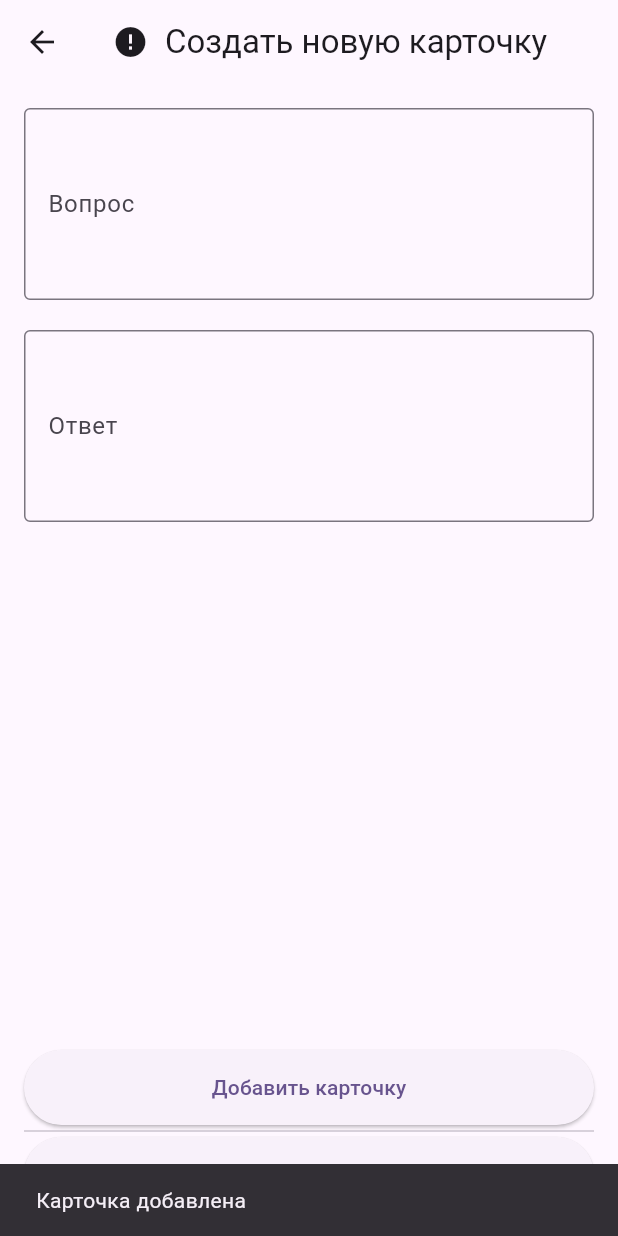
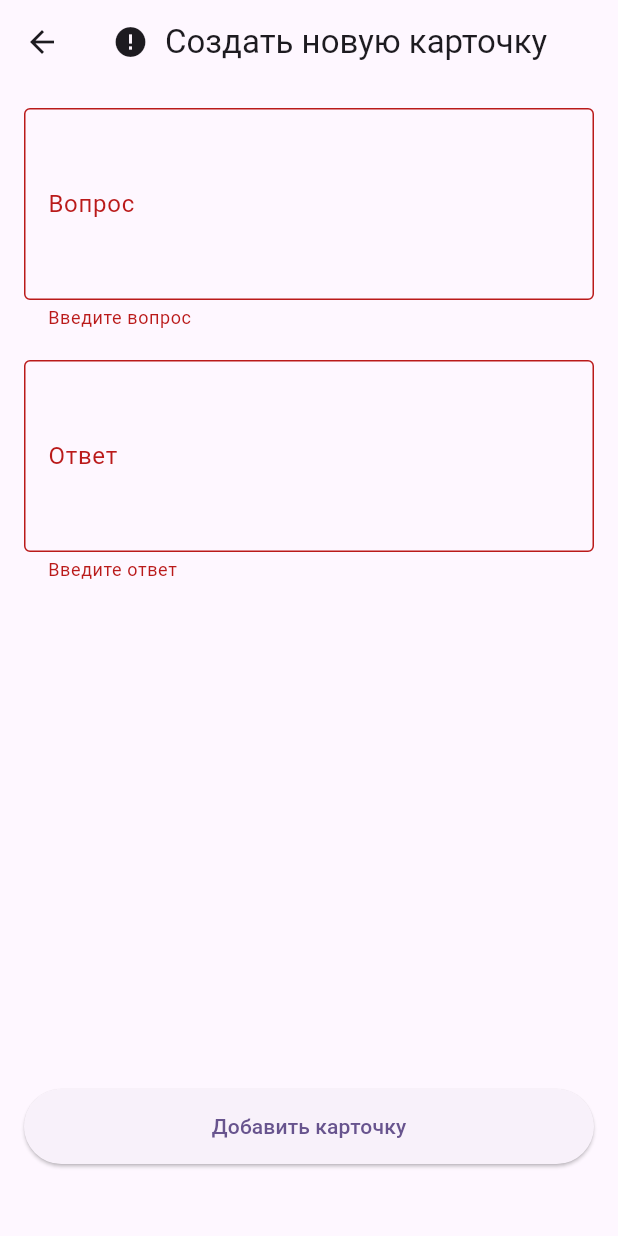
Before and after one commit to DocZier/Flutter_Learning, a Flutter app: the AddCardScreen screen opened directly with empty values, after a tap on "Добавить карточку", on a phone screen of 412 x 824 dp. Run offline on Flutter 3.47's test engine with Material 3 defaults, Android fonts, the phone set to English and light mode, and no system bars; drawn by our look-alikes of cached_network_image; our stand-ins replace flutter_riverpod, get_it, go_router, riverpod_annotation; generated files the repository leaves out were written again; network calls fail.

Commit message:
Added provider to form in add_flashcard_screen. Also added validators of textfields and changed navigation to add_flashcard_screen to vertical one through push

```diff
--- a/lib/features/deck/screens/deck_detail_screen.dart
+++ b/lib/features/deck/screens/deck_detail_screen.dart
@@ -1,11 +1,8 @@
 import 'package:flutter/material.dart';
 import 'package:flutter_riverpod/flutter_riverpod.dart';
-import 'package:get_it/get_it.dart';
 import 'package:go_router/go_router.dart';
 import 'package:test_practic/features/flashcard/widgets/flashcard_view.dart';
 import 'package:test_practic/provider/app_data_provider.dart';
-import 'package:test_practic/state/data_repository.dart';
-import '../../../state/data_container.dart';
 import '../../provider/deck_id_provider.dart';
 
 class DeckDetailsScreen extends ConsumerWidget {
@@ -96,7 +93,7 @@ class DeckDetailsScreen extends ConsumerWidget {
       floatingActionButton: FloatingActionButton(
         onPressed: () {
           Router.neglect(context, () {
-            context.go('/add_flashcard', extra: {'deckId': currentDeck});
+            context.push('/add_flashcard', extra: {'deckId': currentDeck});
           });
         },
         child: Icon(Icons.add),
--- a/lib/features/deck/screens/deck_list_screen.dart
+++ b/lib/features/deck/screens/deck_list_screen.dart
@@ -98,7 +98,7 @@ class HomeScreen extends ConsumerWidget {
           deck: deck,
           onTapEmpty: (test) {
             Router.neglect(context, () {
-              context.go('/add_flashcard', extra: {'deckId': deck.id});
+              context.push('/add_flashcard', extra: {'deckId': deck.id});
             });
           },
           onTapFull: (test) {
--- a/lib/features/flashcard/provider/form_provider.dart
+++ b/lib/features/flashcard/provider/form_provider.dart
@@ -0,0 +1,23 @@
+import 'package:flutter/material.dart';
+import 'package:riverpod_annotation/riverpod_annotation.dart';
+
+part 'form_provider.g.dart';
+
+@riverpod
+class AddCardForm extends _$AddCardForm {
+  late final GlobalKey<FormState> formKey;
+  late final TextEditingController question;
+  late final TextEditingController answer;
+
+  @override
+  void build() {
+    formKey = GlobalKey<FormState>();
+    question = TextEditingController();
+    answer = TextEditingController();
+
+    ref.onDispose(() {
+      question.dispose();
+      answer.dispose();
+    });
+  }
+}
--- a/lib/features/flashcard/screens/add_flashcard_screen.dart
+++ b/lib/features/flashcard/screens/add_flashcard_screen.dart
@@ -1,26 +1,21 @@
 import 'package:flutter/material.dart';
 import 'package:flutter_riverpod/flutter_riverpod.dart';
-import 'package:get_it/get_it.dart';
-import 'package:go_router/go_router.dart';
 import 'package:test_practic/models/flashcards.dart';
 import 'package:cached_network_image/cached_network_image.dart';
 import 'package:test_practic/provider/app_data_provider.dart';
-import '../../../state/data_repository.dart';
+import '../provider/form_provider.dart';
 
 const flashcardIcon = 'https://cdn-icons-png.flaticon.com/512/6726/6726775.png';
 
 class AddCardScreen extends ConsumerWidget {
   final String currentDeck;
 
-  AddCardScreen({super.key, required this.currentDeck});
-
-  final _formKey = GlobalKey<FormState>();
-  final _questionController = TextEditingController();
-  final _answerController = TextEditingController();
-
+  const AddCardScreen({super.key, required this.currentDeck});
 
   @override
   Widget build(BuildContext context, WidgetRef ref) {
+    final form = ref.watch(addCardFormProvider.notifier);
+
     return Scaffold(
       appBar: AppBar(
         title: Row(
@@ -43,35 +38,53 @@ class AddCardScreen extends ConsumerWidget {
       body: Padding(
         padding: EdgeInsets.all(16),
         child: Form(
-          key: _formKey,
+          key:  form.formKey,
           child: Column(
             children: [
               TextFormField(
-                controller: _questionController,
+                controller: form.question,
                 decoration: InputDecoration(
                   labelText: 'Вопрос',
                   border: OutlineInputBorder(),
                 ),
                 maxLines: 4,
+                validator: (value) {
+                  if (value == null || value.trim().isEmpty) {
+                    return 'Введите вопрос';
+                  }
+                  return null;
+                },
               ),
+
               SizedBox(height: 20),
               TextFormField(
-                controller: _answerController,
+                controller: form.answer,
                 decoration: InputDecoration(
                   labelText: 'Ответ',
                   border: OutlineInputBorder(),
                 ),
                 maxLines: 4,
+                validator: (value) {
+                  if (value == null || value.trim().isEmpty) {
+                    return 'Введите ответ';
+                  }
+                  return null;
+                },
               ),
+
               Spacer(),
               ElevatedButton(
                 onPressed: () {
+                  if (!form.formKey.currentState!.validate()) {
+                    return;
+                  }
+
                   ref.read(appDataProvider.notifier).addCard(
                     currentDeck,
                     Flashcard(
                       id: DateTime.now().millisecondsSinceEpoch.toString(),
-                      question: _questionController.text,
-                      answer: _answerController.text,
+                      question: form.question.text,
+                      answer: form.answer.text,
                       interval: 1,
                       easeFactor: 2.5,
                       nextReview: DateTime.now(),
@@ -81,24 +94,15 @@ class AddCardScreen extends ConsumerWidget {
                   ScaffoldMessenger.of(
                     context,
                   ).showSnackBar(SnackBar(content: Text("Карточка добавлена")));
-                  _questionController.clear();
-                  _answerController.clear();
+                  form.question.clear();
+                  form.answer.clear();
                 },
                 style: ElevatedButton.styleFrom(
                   minimumSize: Size(double.infinity, 50),
                 ),
                 child: Text('Добавить карточку'),
               ),
-              Divider(height: 8.0),
-              ElevatedButton(
-                onPressed: () => Router.neglect(context, () {
-                  context.go('/home');
-                }),
-                style: ElevatedButton.styleFrom(
-                  minimumSize: Size(double.infinity, 50),
-                ),
-                child: Text('Вернуться на главный экран'),
-              ),
+              SizedBox(height: 32)
             ],
           ),
         ),
```
Also changed, not shown: lib/features/flashcard/provider/form_provider.g.dart (added), lib/features/flashcard/provider/study_provider.g.dart (added), lib/features/provider/deck_id_provider.g.dart (added), lib/features/statistic/provider/stats_provider.g.dart (added), lib/provider/app_data_provider.g.dart (added).
